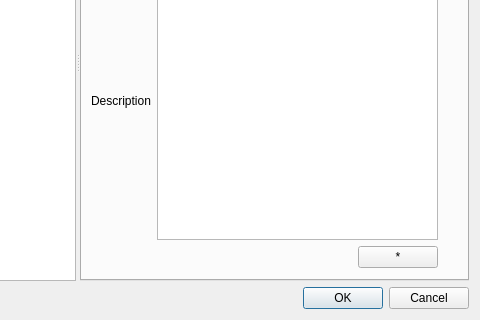
Before: the Qt Designer form src/Mod/Material/Gui/ModelSelect.ui in southseact-3d/fcd, drawn with Qt 5; both pictures show x 225 to 705 and y 169 to 489 of the 705 by 489 pixel window.
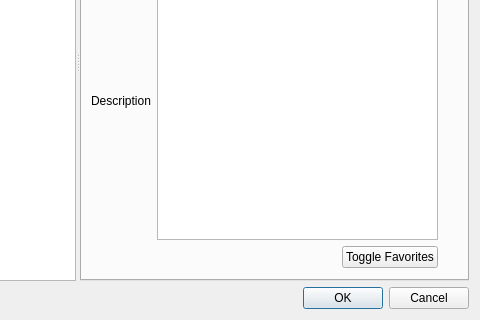
After: the same form once the commit is applied.

What changed in the file:
```diff
--- a/src/Mod/Material/Gui/ModelSelect.ui
+++ b/src/Mod/Material/Gui/ModelSelect.ui
@@ -159,7 +159,7 @@
              <string>Add to favorites</string>
             </property>
             <property name="text">
-             <string notr="true">*</string>
+             <string>Toggle Favorites</string>
             </property>
            </widget>
           </item>
```
Left out of the diff: 2 changed lines with no effect on the pictures.
